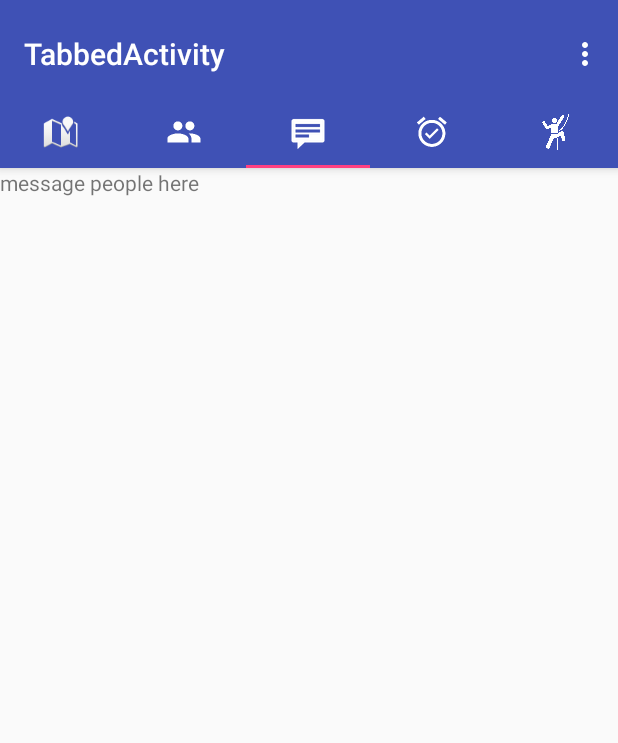
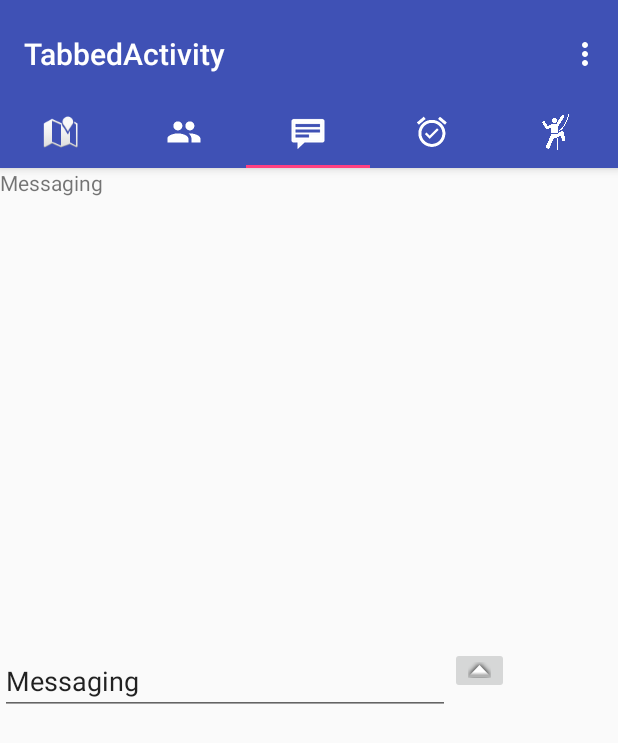
Before and after one commit to EstiT/Climbr, an Android app: the TabbedActivity screen opened directly, with no data from a screen before it, tab 3 chosen, on a phone screen of 412 x 824 dp. Shown: the top 743 px of the screen. Run offline under Robolectric (Android 15) with nearby library versions, the phone set to English and light mode, and no system bars; libraries missing offline, so code that uses them is left out: com.google.maps.android.

Commit message:
added messaging

```diff
--- a/Climbr/app/src/main/java/edu/carleton/comp2601/climbr/CustomPagerAdapter.java
+++ b/Climbr/app/src/main/java/edu/carleton/comp2601/climbr/CustomPagerAdapter.java
@@ -23,6 +23,7 @@ public class CustomPagerAdapter extends PagerAdapter {
 
         Context mContext;
         LayoutInflater mLayoutInflater;
+        TextView name;
 
         public CustomPagerAdapter(Context context) {
             mContext = context;
@@ -44,11 +45,13 @@ public class CustomPagerAdapter extends PagerAdapter {
             View itemView = mLayoutInflater.inflate(R.layout.pager_item, container, false);
 
             ImageView imageView = (ImageView) itemView.findViewById(R.id.imageView);
+            name = (TextView)itemView.findViewById(R.id.name);
             imageView.setImageResource(TabbedActivity.FindBelayerFragment.mResources[position]);
             imageView.setOnLongClickListener(new View.OnLongClickListener() {
                 @Override
                 public boolean onLongClick(View v) {
                     Log.i("CustomPageAdapter","profile picture was long clicked");
+                    TabbedActivity.recipient = (String)name.getText();
                     TabbedActivity.getInstance().tabLayout.getTabAt(2).select();
                     return true;
                 }
@@ -58,7 +61,6 @@ public class CustomPagerAdapter extends PagerAdapter {
             bio.setText(TabbedActivity.FindBelayerFragment.bioResources[position]);
             bio.setTextSize(16.0f);
 
-            TextView name = (TextView)itemView.findViewById(R.id.name);
             name.setTextSize(30.0f);
             name.setText(TabbedActivity.FindBelayerFragment.nameResources[position]);
 
--- a/Climbr/app/src/main/res/layout/connect_fragment.xml
+++ b/Climbr/app/src/main/res/layout/connect_fragment.xml
@@ -1,11 +1,37 @@
 <?xml version="1.0" encoding="utf-8"?>
-<LinearLayout xmlns:android="http://schemas.android.com/apk/res/android"
-    android:orientation="vertical" android:layout_width="match_parent"
+<RelativeLayout xmlns:android="http://schemas.android.com/apk/res/android"
+    xmlns:app="http://schemas.android.com/apk/res-auto"
+    android:orientation="vertical"
+    android:layout_width="match_parent"
     android:layout_height="match_parent">
 
 
     <TextView
         android:layout_width="match_parent"
         android:layout_height="wrap_content"
-        android:text="message people here"/>
-</LinearLayout>
+        android:text="Messaging"
+        android:id="@+id/title"/>
+
+    <TextView
+        android:layout_width="match_parent"
+        android:layout_height="300dp"
+        android:id="@+id/messages"
+        android:layout_below="@id/title"/>
+
+
+    <EditText
+        android:layout_width="300dp"
+        android:layout_height="wrap_content"
+        android:id="@+id/msgText"
+        android:layout_below="@id/messages"/>
+
+    <ImageButton
+        android:layout_width="wrap_content"
+        android:layout_height="wrap_content"
+        android:layout_below="@+id/messages"
+        android:layout_toEndOf="@id/msgText"
+        android:onClick="sendClicked"
+        app:srcCompat="@android:drawable/arrow_up_float"/>
+
+
+</RelativeLayout>
```
Also changed, not shown: Climbr/app/src/main/java/edu/carleton/comp2601/climbr/Connection.java (+16 -0 lines), Climbr/app/src/main/java/edu/carleton/comp2601/climbr/TabbedActivity.java (+40 -6 lines).
